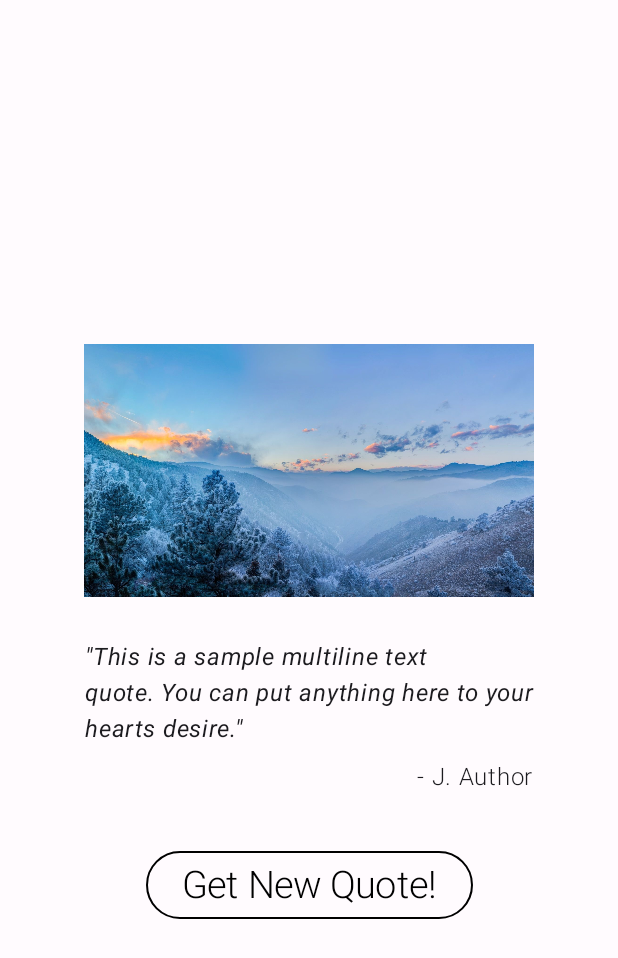
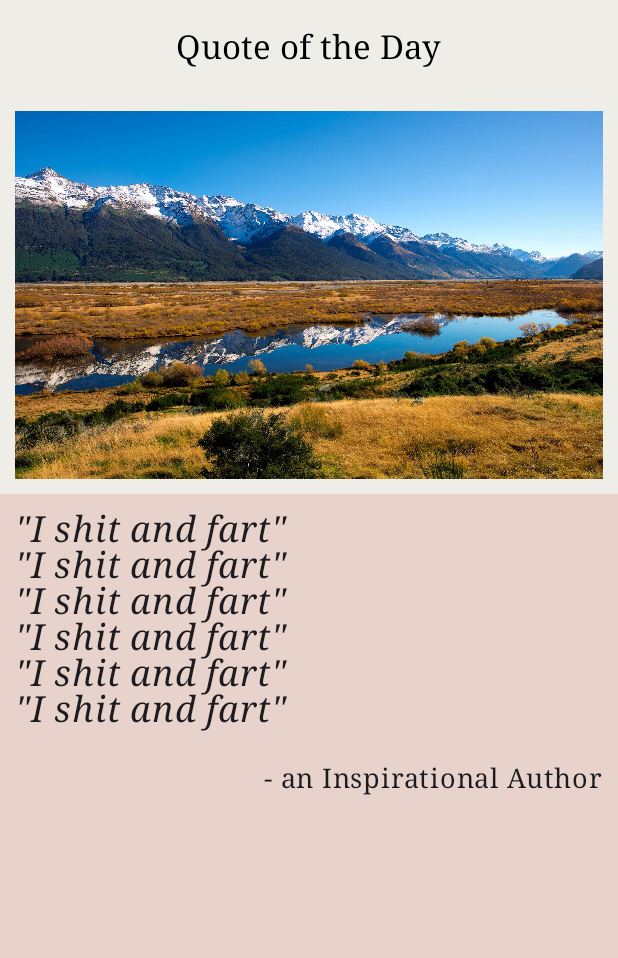
Before and after one commit to ccgarcia99/cpe-3323, an Android app built with Jetpack Compose: the screen it shows after launch (MainActivity), on a phone screen of 412 x 824 dp. Shown: the top 958 px of the screen. Run offline under Robolectric (Android 15) with nearby library versions, the phone set to English and light mode, and no system bars.

Commit message:
Restructured UI elements

```diff
--- a/Decierdo_PE3/PE322/app/src/main/java/com/example/decierdo_pe322/MainActivity.kt
+++ b/Decierdo_PE3/PE322/app/src/main/java/com/example/decierdo_pe322/MainActivity.kt
@@ -3,6 +3,7 @@
   Course: CPE 3323
   Date: June 25, 2024
 * */
+
 
 package com.example.decierdo_pe322
 
@@ -10,144 +11,112 @@ import android.os.Bundle
 import androidx.activity.ComponentActivity
 import androidx.activity.compose.setContent
 import androidx.activity.enableEdgeToEdge
-import androidx.compose.foundation.BorderStroke
 import androidx.compose.foundation.Image
-import androidx.compose.foundation.layout.Arrangement
+import androidx.compose.foundation.layout.Box
 import androidx.compose.foundation.layout.Column
 import androidx.compose.foundation.layout.Spacer
-import androidx.compose.foundation.layout.fillMaxSize
 import androidx.compose.foundation.layout.height
 import androidx.compose.foundation.layout.padding
-import androidx.compose.foundation.layout.width
 import androidx.compose.material3.MaterialTheme
-import androidx.compose.material3.OutlinedButton
 import androidx.compose.material3.Scaffold
 import androidx.compose.material3.Surface
 import androidx.compose.material3.Text
 import androidx.compose.runtime.Composable
 import androidx.compose.ui.Alignment
 import androidx.compose.ui.Modifier
-import androidx.compose.ui.graphics.Color
 import androidx.compose.ui.res.painterResource
+import androidx.compose.ui.text.font.FontFamily
 import androidx.compose.ui.text.font.FontStyle
-import androidx.compose.ui.text.font.FontWeight
-import androidx.compose.ui.text.style.TextAlign
 import androidx.compose.ui.tooling.preview.Preview
 import androidx.compose.ui.unit.dp
 import androidx.compose.ui.unit.sp
 import com.example.decierdo_pe322.ui.theme.Decierdo_PE322Theme
+import com.example.decierdo_pe322.ui.theme.Presets
+
 
 class MainActivity : ComponentActivity() {
-    private var modifier = Modifier
+    private val modifier = Modifier
+    private val presets = Presets()
 
     override fun onCreate(savedInstanceState: Bundle?) {
         super.onCreate(savedInstanceState)
         enableEdgeToEdge()
         setContent {
-            Decierdo_PE322Theme(
-                dynamicColor = false
+            RootComposable(modifier, presets)
+        }
+    }
+}
+
+@Composable
+fun RootComposable(modifier: Modifier = Modifier, presets: Presets) {
+    Decierdo_PE322Theme(
+        dynamicColor = false
+    ) {
+        Scaffold(
+            topBar = {presets.topAppBarPresets("Quote of the Day")},
+            containerColor = MaterialTheme.colorScheme.surface
+        ) {
+            innerPadding ->
+            Column(
+                modifier = modifier.padding(innerPadding),
+                horizontalAlignment = Alignment.CenterHorizontally
             ) {
-                Scaffold(
-                    // TODO: Add a top bar and a bottom bar
-                    modifier = modifier.fillMaxSize()
-                ) { innerPadding ->
-                    RootComposable(
-                        modifier = modifier.padding(innerPadding)
-                    )
+                Box {
+                    Surface(
+                        color = MaterialTheme.colorScheme.background
+                    ) {
+                        Image(
+                            painter = painterResource(id = R.drawable._692970553060802),
+                            contentDescription = null,
+                            modifier = modifier.padding(10.dp)
+                        )
+                    }
                 }
+                Spacer(modifier = modifier.height(10.dp))
+                Text(
+                    text = """
+                        "I shit and fart"
+                        "I shit and fart"
+                        "I shit and fart"
+                        "I shit and fart"
+                        "I shit and fart"
+                        "I shit and fart"
+                    """.trimIndent(),
+                    fontFamily = FontFamily.Serif,
+                    fontStyle = FontStyle.Italic,
+                    fontSize = 24.sp,
+                    modifier = modifier
+                        .align(Alignment.Start)
+                        .padding(start = 10.dp)
+                        .padding(bottom = 10.dp)
+                )
+                Text(
+                    text = """
+                        - an Inspirational Author
+                    """.trimIndent(),
+                    fontFamily = FontFamily.Serif,
+                    fontStyle = FontStyle.Normal,
+                    fontSize = 18.sp,
+                    modifier = modifier
+                        .align(Alignment.End)
+                        .padding(end = 10.dp)
+                        .padding(top = 10.dp)
+                )
             }
         }
     }
 }
 
-@Composable
-fun RootComposable(modifier: Modifier = Modifier) {
-    Surface(
-        color = MaterialTheme.colorScheme.background,
-        modifier = modifier
-            .fillMaxSize()
-            .padding(20.dp),
-    ) {
-        Column(
-            verticalArrangement = Arrangement.Center,
-            horizontalAlignment = Alignment.CenterHorizontally
-        ) {
-            ImageAndTextView(modifier = modifier)
-            Spacer(modifier = Modifier.height(20.dp))
-            Randomizer(modifier = modifier)
-        }
-    }
-}
-
-@Composable
-fun ImageAndTextView(modifier: Modifier = Modifier) {
-    Column(
-        verticalArrangement = Arrangement.Top,
-        horizontalAlignment = Alignment.CenterHorizontally, // Center content horizontally
-        modifier = modifier.padding(16.dp) // Add padding to the Column
-    ) {
-        Image(
-            painter = painterResource(id = R.drawable._681495279040607),
-            contentDescription = null,
-            modifier = Modifier
-                .height(200.dp)
-                .width(300.dp)
-                .align(Alignment.CenterHorizontally) // Center the image horizontally
-                .padding(bottom = 25.dp) // Add padding below the image
-        )
-        Text(
-            text = """
-            "This is a sample multiline text
-            quote. You can put anything here to your
-            hearts desire."
-            """.trimIndent(),
-            fontStyle = FontStyle.Italic,
-            textAlign = TextAlign.Left, // Center the text
-            modifier = Modifier.align(Alignment.CenterHorizontally)
-        )
-        Text(
-            text = "- J. Author",
-            fontWeight = FontWeight.Light,
-            modifier = Modifier.align(Alignment.End).padding(top = 8.dp) // Add padding above the author text
-        )
-    }
-}
 
 
-@Composable
-fun Randomizer(modifier: Modifier = Modifier) {
-    Column(
-        verticalArrangement = Arrangement.Top,
-        horizontalAlignment = Alignment.CenterHorizontally
-    ){
-        OutlinedButton(
-            onClick = { /*TODO*/ },
-            enabled = true,
-            border = BorderStroke(1.dp, color = Color.Black)
-        ) {
-            Text(
-                text = "Get New Quote!",
-                fontWeight = FontWeight.Light,
-                fontSize = 25.sp,
-                color = Color.Black
-            )
-        }
-    }
-}
 
 @Preview(
-    showBackground = true,
-    showSystemUi = true
+    showSystemUi = true,
+    showBackground = true
 )
 @Composable
-fun GreetingPreview() {
-    Decierdo_PE322Theme(
-        dynamicColor = false
-    ) {
-        Scaffold(
-            modifier = Modifier.fillMaxSize()
-        ) {
-            innerPadding -> RootComposable(modifier = Modifier.padding(innerPadding))
-        }
-    }
+fun Preview(){
+    val modifier = Modifier
+    val presets = Presets()
+    RootComposable(modifier, presets)
 }
--- /dev/null
+++ b/Decierdo_PE3/PE322/app/src/main/java/com/example/decierdo_pe322/ui/theme/Presets.kt
@@ -0,0 +1,31 @@
+package com.example.decierdo_pe322.ui.theme
+
+import androidx.compose.material3.CenterAlignedTopAppBar
+import androidx.compose.material3.ExperimentalMaterial3Api
+import androidx.compose.material3.MaterialTheme
+import androidx.compose.material3.Text
+import androidx.compose.material3.TopAppBarDefaults
+import androidx.compose.runtime.Composable
+import androidx.compose.ui.text.font.FontFamily
+import androidx.compose.ui.text.font.FontWeight
+
+@OptIn(ExperimentalMaterial3Api::class)
+
+class Presets{
+    // Top App Bar presets
+    val topAppBarPresets: @Composable (String) -> Unit = { titleText ->
+        CenterAlignedTopAppBar(
+            title = {
+                Text(
+                    text = titleText,
+                    fontFamily = FontFamily.Serif,
+                    fontWeight = FontWeight.Light
+                )
+            },
+            colors = TopAppBarDefaults.topAppBarColors(
+                containerColor = MaterialTheme.colorScheme.background,
+                titleContentColor = MaterialTheme.colorScheme.primary
+            )
+        )
+    }
+}
--- a/Decierdo_PE3/PE322/app/src/main/java/com/example/decierdo_pe322/ui/theme/Theme.kt
+++ b/Decierdo_PE3/PE322/app/src/main/java/com/example/decierdo_pe322/ui/theme/Theme.kt
@@ -18,13 +18,15 @@ private val DarkColorScheme = darkColorScheme(
 )
 
 private val LightColorScheme = lightColorScheme(
-    background = Color(0xFFFFFBFE),
-    surface = Color(0xFFFFFBFE),
+    background = Color(0xFFeeede7),
+    surface = Color(0xFFe7d2cc),
     onPrimary = Color.White,
     onSecondary = Color.White,
     onTertiary = Color.White,
     onBackground = Color(0xFF1C1B1F),
     onSurface = Color(0xFF1C1B1F),
+    primaryContainer = Color(0xFFb9b7bd),
+    primary = Color.Black
 )
 
 @Composable
```
